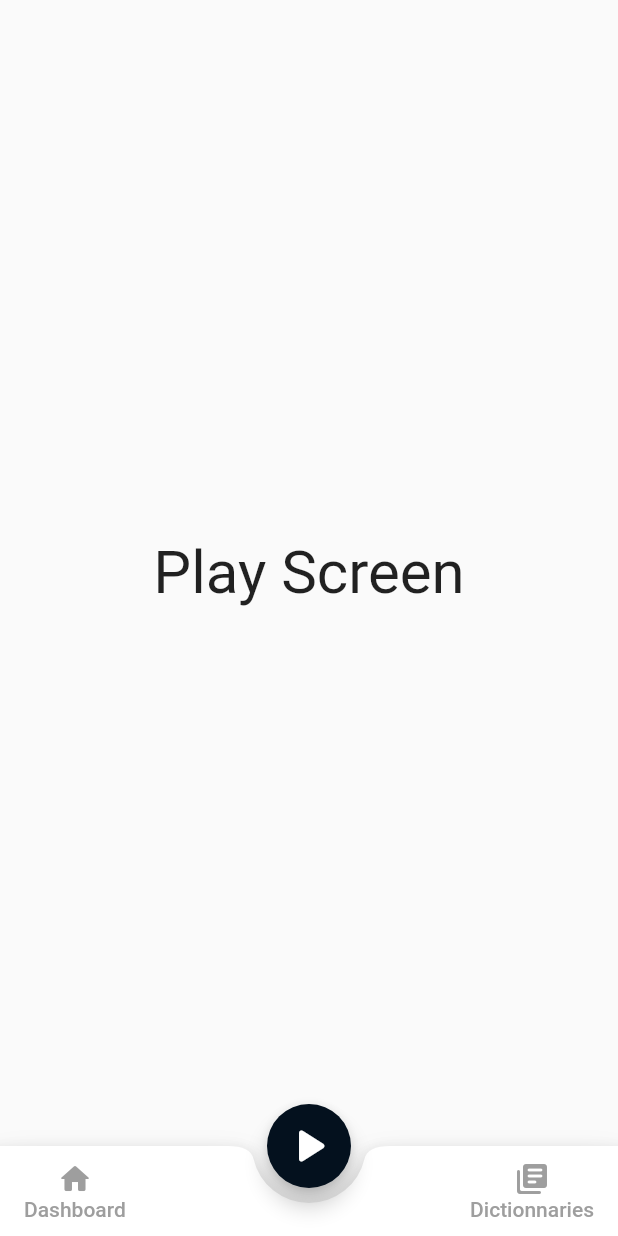
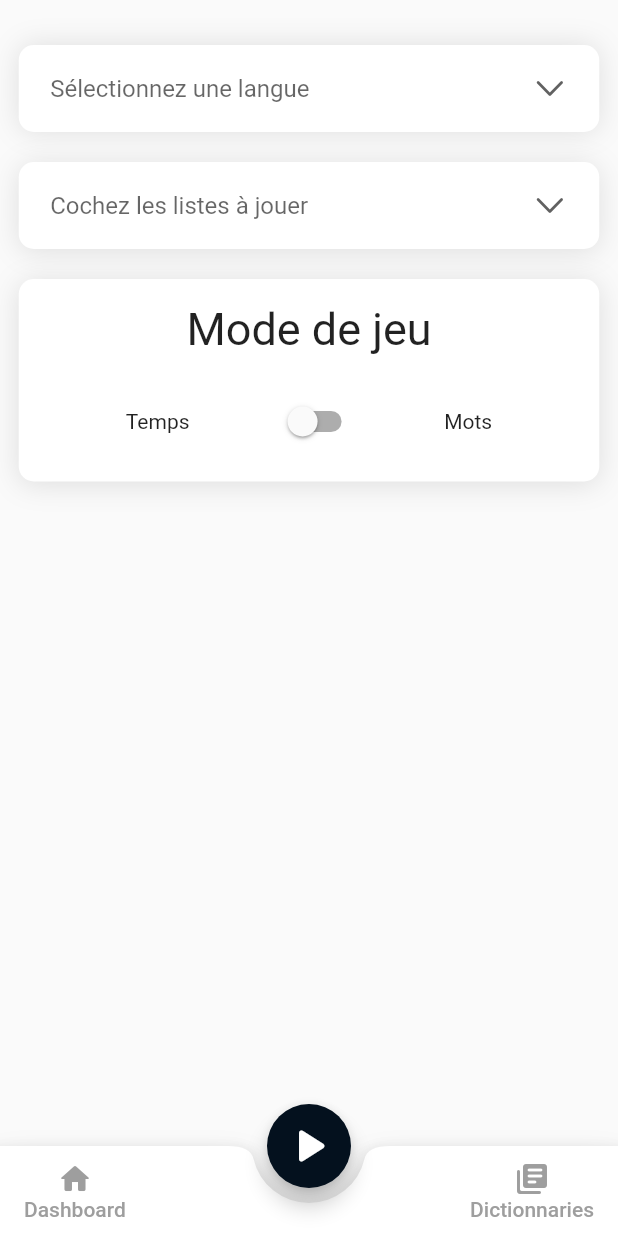
Before and after one commit to LargeWaffle/WidGetGood, a Flutter app: the screen it shows after launch, tab 2 chosen, after a tap on the "play arrow" icon, on a phone screen of 412 x 824 dp. Run offline on Flutter 3.47's test engine with Material 2 defaults, Android fonts, the phone set to English and light mode, and no system bars.

Commit message:
added Thomas's part

```diff
--- a/app/lib/page/dashboard.dart
+++ b/app/lib/page/dashboard.dart
@@ -22,6 +22,7 @@ class _Dashboard extends State<Dashboard> {
             bottom: TabBar(
               unselectedLabelColor: Colors.white,
               labelColor: Colors.white,
+              labelStyle: TextStyle(fontSize: 20),
               tabs: [
                 Tab(text: 'Dashboard'),
                 Tab(text: 'Stats',),
@@ -34,14 +35,14 @@ class _Dashboard extends State<Dashboard> {
                     style: TextStyle(
                       color: Colors.white,
                       fontWeight: FontWeight.bold,
-                      fontSize: 24,
+                      fontSize: 32,
                     ),
                     children: [
                       TextSpan(
                         text: 'Good',
                         style: TextStyle(
                           color: Color.fromRGBO(4, 17, 30, 1),
-                          fontSize: 24,
+                          fontSize: 32,
                         ),
                       ),
                     ],
--- a/app/lib/page/play.dart
+++ b/app/lib/page/play.dart
@@ -1,3 +1,4 @@
+import 'package:flutter/cupertino.dart';
 import 'package:flutter/material.dart';
 
 class Play extends StatefulWidget {
@@ -6,12 +7,152 @@ class Play extends StatefulWidget {
 }
 
 class _PlayState extends State<Play> {
+  List _lang = ["Japonais", "Anglais", "Chinois", "Italien"];
+  bool playModeSwitched = false;
+
+  List<DropdownMenuItem<String>> _dropDownMenuItems =
+  List<DropdownMenuItem<String>>.empty(growable: true);
+  late String _currentLang;
+
+  @override
+  void initState() {
+    _dropDownMenuItems = getDropDownMenuItems();
+    _currentLang = _dropDownMenuItems[0].value!;
+    super.initState();
+  }
+
+  List<DropdownMenuItem<String>> getDropDownMenuItems() {
+    List<DropdownMenuItem<String>> items =
+    List<DropdownMenuItem<String>>.empty(growable: true);
+    for (String lang in _lang) {
+      items.add(new DropdownMenuItem(value: lang, child: new Text(lang)));
+    }
+    return items;
+  }
+
   @override
   Widget build(BuildContext context) {
-    return Scaffold(
-      body: Center(
-        child: Text('Play Screen', style: TextStyle(fontSize:40)),
-      ),
-    );
+    return new Center(
+        child: Column(
+
+          children: [
+            Container(padding: EdgeInsets.all(15.0)),
+            new Container(
+              width: MediaQuery.of(context).size.width - 25,
+              padding: EdgeInsets.only(left: 16.0, right: 16.0),
+              decoration: BoxDecoration(
+                color: Colors.white,
+                borderRadius: BorderRadius.circular(10), //border corner radius
+                boxShadow:[
+                  BoxShadow(
+                    color: Colors.grey.withOpacity(0.3), //color of shadow
+                    spreadRadius: 0, //spread radius
+                    blurRadius: 15, // blur radius// changes position of shadow
+                    //first paramerter of offset is left-right
+                    //second parameter is top to down
+                  ),
+                  //you can set more BoxShadow() here
+                ],
+              ),
+
+              child: Padding(
+                padding: const EdgeInsets.all(5.0),
+
+                child: DropdownButtonHideUnderline(
+                  child: new DropdownButton(
+
+                    isExpanded: true,
+                    items: _dropDownMenuItems,
+                    hint: Text("Sélectionnez une langue"),
+                    icon: Icon(CupertinoIcons.chevron_down),
+                    onChanged: changedDropDownItem,
+                  ),
+                ),
+              ),
+
+            ),Container(padding: EdgeInsets.all(10.0)),
+            new Container(
+              width: MediaQuery.of(context).size.width - 25,
+              padding: EdgeInsets.only(left: 16.0, right: 16.0),
+              decoration: BoxDecoration(
+                color: Colors.white,
+                borderRadius: BorderRadius.circular(10), //border corner radius
+                boxShadow:[
+                  BoxShadow(
+                    color: Colors.grey.withOpacity(0.3), //color of shadow
+                    spreadRadius: 0, //spread radius
+                    blurRadius: 15, // blur radius
+                    offset: Offset(0, 2), // changes position of shadow
+                    //first paramerter of offset is left-right
+                    //second parameter is top to down
+                  ),
+                  //you can set more BoxShadow() here
+                ],
+              ),
+
+              child: Padding(
+                padding: const EdgeInsets.all(5.0),
+
+                child: DropdownButtonHideUnderline(
+                  child: new DropdownButton(
+
+                    isExpanded: true,
+                    items: _dropDownMenuItems,
+                    hint: Text("Cochez les listes à jouer"),
+                    icon: Icon(CupertinoIcons.chevron_down),
+                    onChanged: changedDropDownItem,
+                  ),
+                ),
+              ),
+            ),Container(padding: EdgeInsets.all(10.0)),
+            new Container(
+              width: MediaQuery.of(context).size.width - 25,
+              padding: EdgeInsets.all(16.0),
+              decoration: BoxDecoration(
+                color: Colors.white,
+                borderRadius: BorderRadius.circular(10), //border corner radius
+                boxShadow:[
+                  BoxShadow(
+                    color: Colors.grey.withOpacity(0.3), //color of shadow
+                    spreadRadius: 0, //spread radius
+                    blurRadius: 15, // blur radius
+                    offset: Offset(0, 2), // changes position of shadow
+                    //first paramerter of offset is left-right
+                    //second parameter is top to down
+                  ),
+                  //you can set more BoxShadow() here
+                ],
+              ),
+              child: Column(
+                children: [
+                  Text("Mode de jeu", style: TextStyle(fontSize: 30,), textAlign: TextAlign.center),
+                  Container(padding: EdgeInsets.all(10.0)),
+                  Row(
+                    mainAxisAlignment: MainAxisAlignment.spaceEvenly,
+                    children: [Text("Temps"),
+                      Switch(value: playModeSwitched, onChanged: (value) {
+                        setState(() {
+                          playModeSwitched = value;
+                        });
+                      },
+                          activeColor: Colors.indigo),
+                      Text("Mots")],
+                  )
+                ],
+              ),
+            ),
+          ],
+        ));
+  }
+
+  void togglePlayMode(bool playModeSwitched){
+    setState(() {
+      playModeSwitched = !playModeSwitched;
+    });
+  }
+  void changedDropDownItem(String? selectedCity) {
+    setState(() {
+      _currentLang = selectedCity!;
+    });
   }
 }
```
Also changed, not shown: app/pubspec.yaml (+9 -0 lines), app/assets/icon/icon.png (added).
